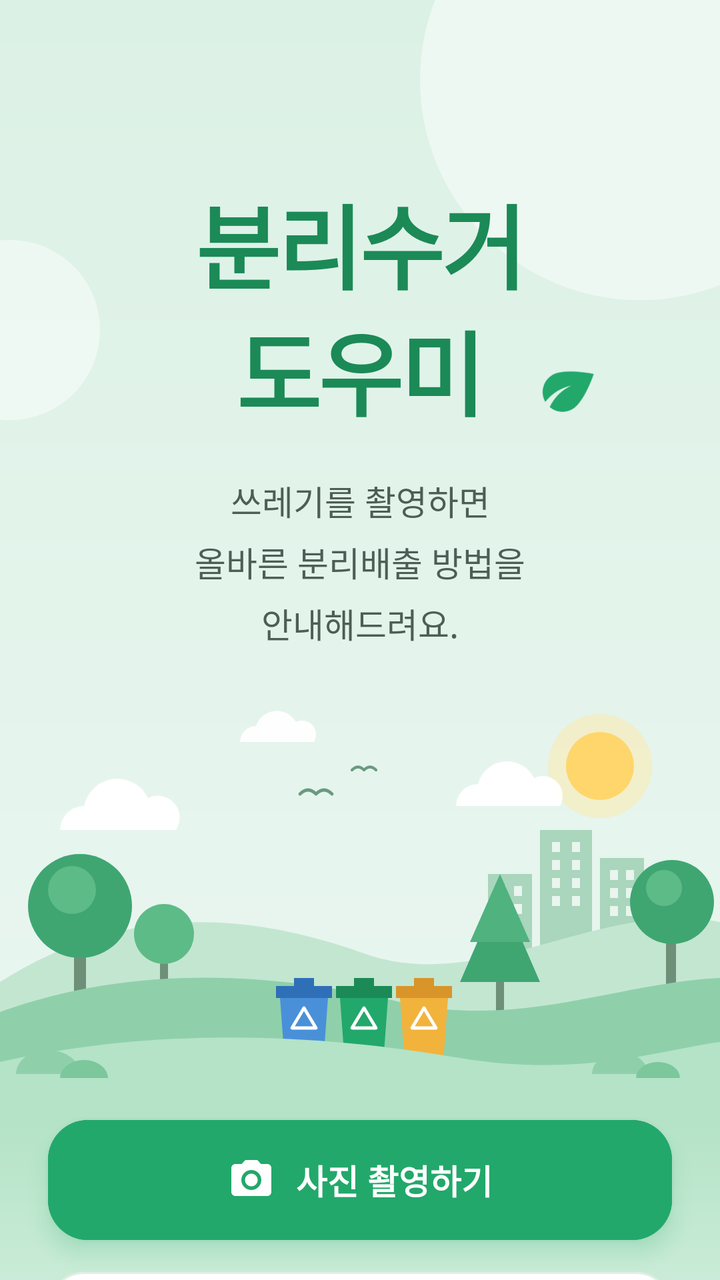
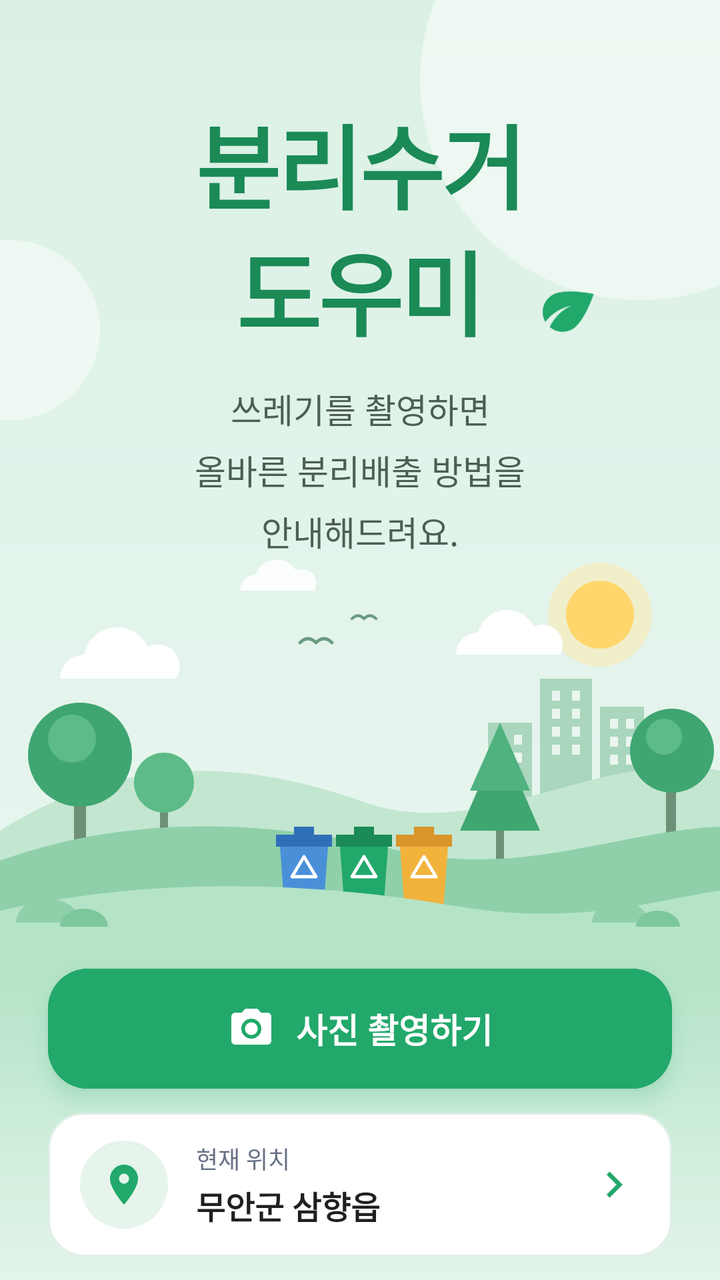

Compare the two renders of this Android layout. The source of the first and the diff that turns it into the second are given below.
<!-- AndroidManifest.xml: application theme Theme.RecycleGuide -->
<!-- res/layout/fragment_home.xml -->
<?xml version="1.0" encoding="utf-8"?>
<androidx.core.widget.NestedScrollView xmlns:android="http://schemas.android.com/apk/res/android"
    xmlns:app="http://schemas.android.com/apk/res-auto"
    xmlns:tools="http://schemas.android.com/tools"
    android:layout_width="match_parent"
    android:layout_height="match_parent"
    android:background="@drawable/bg_home_gradient"
    android:fillViewport="true"
    android:overScrollMode="never"
    android:scrollbars="none">

    <androidx.constraintlayout.widget.ConstraintLayout
        android:layout_width="match_parent"
        android:layout_height="wrap_content"
        android:clipChildren="false">

        
        <View
            android:id="@+id/deco_circle_top"
            android:layout_width="220dp"
            android:layout_height="220dp"
            android:background="@drawable/bg_deco_circle"
            android:translationX="70dp"
            android:translationY="-70dp"
            app:layout_constraintEnd_toEndOf="parent"
            app:layout_constraintTop_toTopOf="parent" />

        <View
            android:id="@+id/deco_circle_small"
            android:layout_width="90dp"
            android:layout_height="90dp"
            android:layout_marginTop="120dp"
            android:background="@drawable/bg_deco_circle"
            android:translationX="-40dp"
            app:layout_constraintStart_toStartOf="parent"
            app:layout_constraintTop_toTopOf="parent" />

        
        <TextView
            android:id="@+id/layout_title"
            android:layout_width="wrap_content"
            android:layout_height="wrap_content"
            android:layout_marginTop="88dp"
            android:fontFamily="sans-serif-black"
            android:gravity="center"
            android:includeFontPadding="false"
            android:letterSpacing="-0.03"
            android:lineSpacingMultiplier="0.95"
            android:text="@string/title_app_main"
            android:textColor="@color/primary_green_dark"
            android:textSize="46sp"
            android:textStyle="bold"
            app:layout_constraintEnd_toEndOf="parent"
            app:layout_constraintStart_toStartOf="parent"
            app:layout_constraintTop_toTopOf="parent" />

        
        <ImageView
            android:id="@+id/iv_title_leaf"
            android:layout_width="34dp"
            android:layout_height="34dp"
            android:layout_marginStart="4dp"
            android:layout_marginBottom="6dp"
            android:contentDescription="@null"
            android:rotation="15"
            app:layout_constraintBottom_toBottomOf="@id/layout_title"
            app:layout_constraintStart_toEndOf="@id/layout_title"
            app:srcCompat="@drawable/ic_leaf"
            app:tint="@color/primary_green" />

        
        <TextView
            android:id="@+id/tv_subtitle"
            android:layout_width="wrap_content"
            android:layout_height="wrap_content"
            android:layout_marginHorizontal="24dp"
            android:layout_marginTop="20dp"
            android:fontFamily="sans-serif-medium"
            android:gravity="center"
            android:lineSpacingExtra="6dp"
            android:text="@string/subtitle_app_main"
            android:textColor="#4D5E55"
            android:textSize="17sp"
            app:layout_constraintEnd_toEndOf="parent"
            app:layout_constraintStart_toStartOf="parent"
            app:layout_constraintTop_toBottomOf="@id/layout_title" />

        
        <View
            android:id="@+id/view_ground"
            android:layout_width="0dp"
            android:layout_height="0dp"
            android:background="@drawable/bg_home_ground"
            app:layout_constraintBottom_toBottomOf="parent"
            app:layout_constraintEnd_toEndOf="parent"
            app:layout_constraintStart_toStartOf="parent"
            app:layout_constraintTop_toBottomOf="@id/iv_landscape" />

        
        <ImageView
            android:id="@+id/iv_landscape"
            android:layout_width="0dp"
            android:layout_height="wrap_content"
            android:layout_marginTop="16dp"
            android:adjustViewBounds="true"
            android:contentDescription="@null"
            android:scaleType="fitXY"
            android:translationY="1dp"
            app:layout_constraintBottom_toTopOf="@id/btn_camera"
            app:layout_constraintEnd_toEndOf="parent"
            app:layout_constraintStart_toStartOf="parent"
            app:layout_constraintTop_toBottomOf="@id/tv_subtitle"
            app:layout_constraintVertical_bias="1.0"
            app:srcCompat="@drawable/img_home_landscape" />

        
        <com.google.android.material.button.MaterialButton
            android:id="@+id/btn_camera"
            android:layout_width="0dp"
            android:layout_height="60dp"
            android:layout_marginHorizontal="24dp"
            android:layout_marginBottom="16dp"
            android:backgroundTint="@color/primary_green"
            android:elevation="6dp"
            android:insetTop="0dp"
            android:insetBottom="0dp"
            android:letterSpacing="0"
            android:outlineSpotShadowColor="@color/primary_green"
            android:stateListAnimator="@null"
            android:text="@string/btn_take_photo"
            android:textAllCaps="false"
            android:textColor="@color/white"
            android:textSize="17sp"
            android:textStyle="bold"
            app:cornerRadius="20dp"
            app:icon="@drawable/baseline_camera_alt_24"
            app:iconGravity="textStart"
            app:iconPadding="10dp"
            app:iconSize="24dp"
            app:iconTint="@color/white"
            app:layout_constraintBottom_toTopOf="@id/card_location"
            app:layout_constraintEnd_toEndOf="parent"
            app:layout_constraintStart_toStartOf="parent"
            app:rippleColor="#33FFFFFF"
            tools:targetApi="p" />

        
        <com.google.android.material.card.MaterialCardView
            android:id="@+id/card_location"
            android:layout_width="0dp"
            android:layout_height="wrap_content"
            android:layout_marginHorizontal="24dp"
            android:layout_marginBottom="24dp"
            android:clickable="true"
            android:focusable="true"
            app:cardBackgroundColor="@color/white"
            app:cardCornerRadius="18dp"
            app:cardElevation="0dp"
            app:layout_constraintBottom_toBottomOf="parent"
            app:layout_constraintEnd_toEndOf="parent"
            app:layout_constraintStart_toStartOf="parent"
            app:rippleColor="@color/home_ripple_green"
            app:strokeColor="@color/home_card_stroke"
            app:strokeWidth="1dp">

            <androidx.constraintlayout.widget.ConstraintLayout
                android:layout_width="match_parent"
                android:layout_height="wrap_content"
                android:paddingHorizontal="16dp"
                android:paddingVertical="14dp">

                
                <ImageView
                    android:id="@+id/iv_location_icon"
                    android:layout_width="44dp"
                    android:layout_height="44dp"
                    android:background="@drawable/bg_location_icon"
                    android:contentDescription="@null"
                    android:padding="10dp"
                    app:layout_constraintBottom_toBottomOf="parent"
                    app:layout_constraintStart_toStartOf="parent"
                    app:layout_constraintTop_toTopOf="parent"
                    app:srcCompat="@drawable/baseline_location_on_24"
                    app:tint="@color/primary_green" />

                
                <TextView
                    android:id="@+id/tv_location_label"
                    android:layout_width="0dp"
                    android:layout_height="wrap_content"
                    android:layout_marginStart="14dp"
                    android:text="@string/label_current_location"
                    android:textColor="@color/text_sub"
                    android:textSize="12sp"
                    app:layout_constraintBottom_toTopOf="@id/tv_location_name"
                    app:layout_constraintEnd_toStartOf="@id/tv_location_arrow"
                    app:layout_constraintStart_toEndOf="@id/iv_location_icon"
                    app:layout_constraintTop_toTopOf="parent"
                    app:layout_constraintVertical_chainStyle="packed" />

                
                <TextView
                    android:id="@+id/tv_location_name"
                    android:layout_width="0dp"
                    android:layout_height="wrap_content"
                    android:layout_marginStart="14dp"
                    android:layout_marginTop="3dp"
                    android:ellipsize="end"
                    android:maxLines="1"
                    android:text="@string/sample_location"
                    android:textColor="@color/text_main"
                    android:textSize="16sp"
                    android:textStyle="bold"
                    app:layout_constraintBottom_toBottomOf="parent"
                    app:layout_constraintEnd_toStartOf="@id/tv_location_arrow"
                    app:layout_constraintStart_toEndOf="@id/iv_location_icon"
                    app:layout_constraintTop_toBottomOf="@id/tv_location_label" />

                
                <TextView
                    android:id="@+id/tv_location_arrow"
                    android:layout_width="wrap_content"
                    android:layout_height="wrap_content"
                    android:layout_marginStart="8dp"
                    app:drawableEndCompat="@drawable/ic_chevron_right"
                    app:drawableTint="@color/primary_green"
                    app:layout_constraintBottom_toBottomOf="parent"
                    app:layout_constraintEnd_toEndOf="parent"
                    app:layout_constraintTop_toTopOf="parent" />

            </androidx.constraintlayout.widget.ConstraintLayout>
        </com.google.android.material.card.MaterialCardView>

    </androidx.constraintlayout.widget.ConstraintLayout>
</androidx.core.widget.NestedScrollView>
<!-- resources referenced by this layout -->
<resources>
  <color name="home_card_stroke">#E1EEE6</color>
  <color name="home_ripple_green">#1A2E9C6A</color>
  <color name="primary_green">#22A86B</color>
  <color name="primary_green_dark">#1B8A57</color>
  <color name="text_main">#1E2022</color>
  <color name="text_sub">#667085</color>
  <color name="white">#FFFFFFFF</color>
  <!-- drawable baseline_location_on_24 (drawable) -->
  <vector xmlns:android="http://schemas.android.com/apk/res/android" android:height="24dp" android:tint="#000000" android:viewportHeight="24" android:viewportWidth="24" android:width="24dp">
        
      <path android:fillColor="@android:color/white" android:pathData="M12,2C8.13,2 5,5.13 5,9c0,5.25 7,13 7,13s7,-7.75 7,-13c0,-3.87 -3.13,-7 -7,-7zM12,11.5c-1.38,0 -2.5,-1.12 -2.5,-2.5s1.12,-2.5 2.5,-2.5 2.5,1.12 2.5,2.5 -1.12,2.5 -2.5,2.5z"/>
      
  </vector>
  <!-- drawable bg_deco_circle (drawable) -->
  <shape xmlns:android="http://schemas.android.com/apk/res/android" android:shape="oval">
      <solid android:color="@color/home_deco_circle" />
  </shape>
  <!-- drawable bg_home_gradient (drawable) -->
  <shape xmlns:android="http://schemas.android.com/apk/res/android" android:shape="rectangle">
      <gradient
          android:angle="270"
          android:startColor="@color/home_bg_top"
          android:endColor="@color/bg_green_light"
          android:type="linear" />
  </shape>
  <!-- drawable bg_home_ground (drawable) -->
  <?xml version="1.0" encoding="utf-8"?>
  <shape xmlns:android="http://schemas.android.com/apk/res/android"
      android:shape="rectangle">
      
      <gradient
          android:angle="270"
          android:endColor="@color/home_ground_bottom"
          android:startColor="@color/home_ground_top"
          android:type="linear" />
  </shape>
  <!-- drawable bg_location_icon (drawable) -->
  <shape xmlns:android="http://schemas.android.com/apk/res/android" android:shape="oval">
      <solid android:color="@color/home_icon_bg" />
  </shape>
  <!-- drawable ic_chevron_right (drawable) -->
  <vector xmlns:android="http://schemas.android.com/apk/res/android"
      android:width="26dp" android:height="26dp"
      android:viewportWidth="24" android:viewportHeight="24">
      <path android:fillColor="#FF000000"
          android:pathData="M10,6L8.59,7.41 13.17,12l-4.58,4.59L10,18l6,-6z" />
  </vector>
  <!-- drawable ic_leaf (drawable) -->
  <vector xmlns:android="http://schemas.android.com/apk/res/android"
      android:width="24dp" android:height="24dp"
      android:viewportWidth="24" android:viewportHeight="24">
      <path android:fillColor="#FF000000"
          android:pathData="M6.05,8.05c-2.73,2.73 -2.73,7.15 -0.02,9.88c1.47,-3.4 4.09,-6.24 7.36,-7.93c-2.77,2.34 -4.71,5.61 -5.39,9.32c2.6,1.23 5.8,0.78 7.95,-1.37C19.43,14.47 20,4 20,4S9.53,4.57 6.05,8.05z" />
  </vector>
  <string name="btn_take_photo">사진 촬영하기</string>
  <string name="label_current_location">현재 위치</string>
  <string name="sample_location">무안군 삼향읍</string>
  <string name="subtitle_app_main">쓰레기를 촬영하면\n올바른 분리배출 방법을\n안내해드려요.</string>
  <string name="title_app_main">분리수거\n도우미</string>
  <style name="Theme.RecycleGuide" parent="Base.Theme.RecycleGuide" />
  <color name="home_deco_circle">#73FFFFFF</color>
  <color name="home_bg_top">#DCF1E5</color>
  <color name="bg_green_light">#EBF7F2</color>
  <color name="home_ground_bottom">#E3F5EA</color>
  <color name="home_ground_top">#B4E3C7</color>
  <color name="home_icon_bg">#E6F4EC</color>
  <style name="Base.Theme.RecycleGuide" parent="Theme.Material3.DayNight.NoActionBar">
          
          
      </style>
  <!-- unchanged entries left out for length: 2 -->
</resources>

<!-- the commit's change to res/layout/fragment_home.xml (unified diff, before → after) -->
@@ -40,7 +40,7 @@
             android:id="@+id/layout_title"
             android:layout_width="wrap_content"
             android:layout_height="wrap_content"
-            android:layout_marginTop="88dp"
+            android:layout_marginTop="48dp"
             android:fontFamily="sans-serif-black"
             android:gravity="center"
             android:includeFontPadding="false"
@@ -74,7 +74,7 @@
             android:layout_width="wrap_content"
             android:layout_height="wrap_content"
             android:layout_marginHorizontal="24dp"
-            android:layout_marginTop="20dp"
+            android:layout_marginTop="14dp"
             android:fontFamily="sans-serif-medium"
             android:gravity="center"
             android:lineSpacingExtra="6dp"
@@ -101,7 +101,7 @@
             android:id="@+id/iv_landscape"
             android:layout_width="0dp"
             android:layout_height="wrap_content"
-            android:layout_marginTop="16dp"
+            android:layout_marginTop="-14dp"
             android:adjustViewBounds="true"
             android:contentDescription="@null"
             android:scaleType="fitXY"
@@ -119,7 +119,7 @@
             android:layout_width="0dp"
             android:layout_height="60dp"
             android:layout_marginHorizontal="24dp"
-            android:layout_marginBottom="16dp"
+            android:layout_marginBottom="12dp"
             android:backgroundTint="@color/primary_green"
             android:elevation="6dp"
             android:insetTop="0dp"
@@ -150,7 +150,7 @@
             android:layout_width="0dp"
             android:layout_height="wrap_content"
             android:layout_marginHorizontal="24dp"
-            android:layout_marginBottom="24dp"
+            android:layout_marginBottom="12dp"
             android:clickable="true"
             android:focusable="true"
             app:cardBackgroundColor="@color/white"
